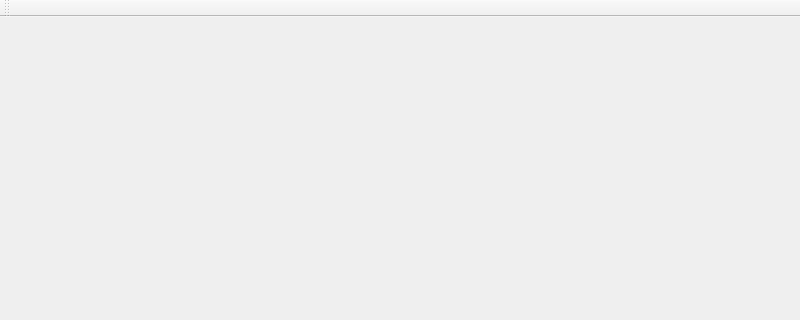
This is src/mainwindow.ui in l1feh4ck3r/covc as Qt 5 draws it before an edit; both pictures show x 0 to 800 and y 0 to 320 of the 800 by 640 pixel window. The edited form follows.
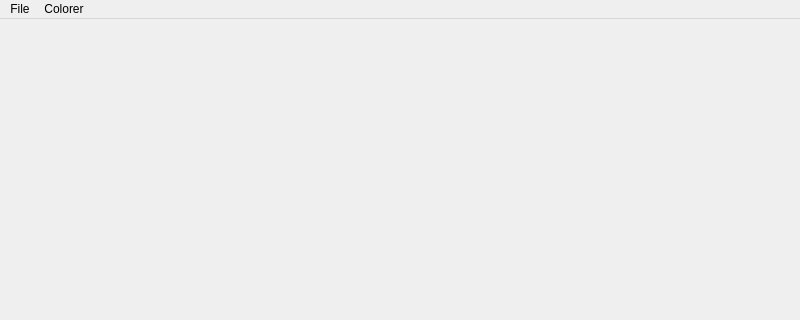
This is the edited form.

```diff
--- a/src/mainwindow.ui
+++ b/src/mainwindow.ui
@@ -10,6 +10,24 @@
     <height>640</height>
    </rect>
   </property>
+  <property name="sizePolicy">
+   <sizepolicy hsizetype="Fixed" vsizetype="Fixed">
+    <horstretch>0</horstretch>
+    <verstretch>0</verstretch>
+   </sizepolicy>
+  </property>
+  <property name="minimumSize">
+   <size>
+    <width>800</width>
+    <height>640</height>
+   </size>
+  </property>
+  <property name="maximumSize">
+   <size>
+    <width>800</width>
+    <height>640</height>
+   </size>
+  </property>
   <property name="windowTitle">
    <string>MainWindow</string>
   </property>
@@ -23,14 +41,22 @@
      <height>21</height>
     </rect>
    </property>
-  </widget>
-  <widget class="QToolBar" name="mainToolBar">
-   <attribute name="toolBarArea">
-    <enum>TopToolBarArea</enum>
-   </attribute>
-   <attribute name="toolBarBreak">
-    <bool>false</bool>
-   </attribute>
+   <widget class="QMenu" name="menuSave">
+    <property name="title">
+     <string>File</string>
+    </property>
+    <addaction name="actionSave"/>
+    <addaction name="actionLoad"/>
+    <addaction name="actionAdd_image"/>
+   </widget>
+   <widget class="QMenu" name="menuCalculate">
+    <property name="title">
+     <string>Colorer</string>
+    </property>
+    <addaction name="actionRun"/>
+   </widget>
+   <addaction name="menuSave"/>
+   <addaction name="menuCalculate"/>
   </widget>
   <widget class="QStatusBar" name="statusBar"/>
  </widget>
```
Left out of the diff: 25 changed lines with no effect on the pictures.
